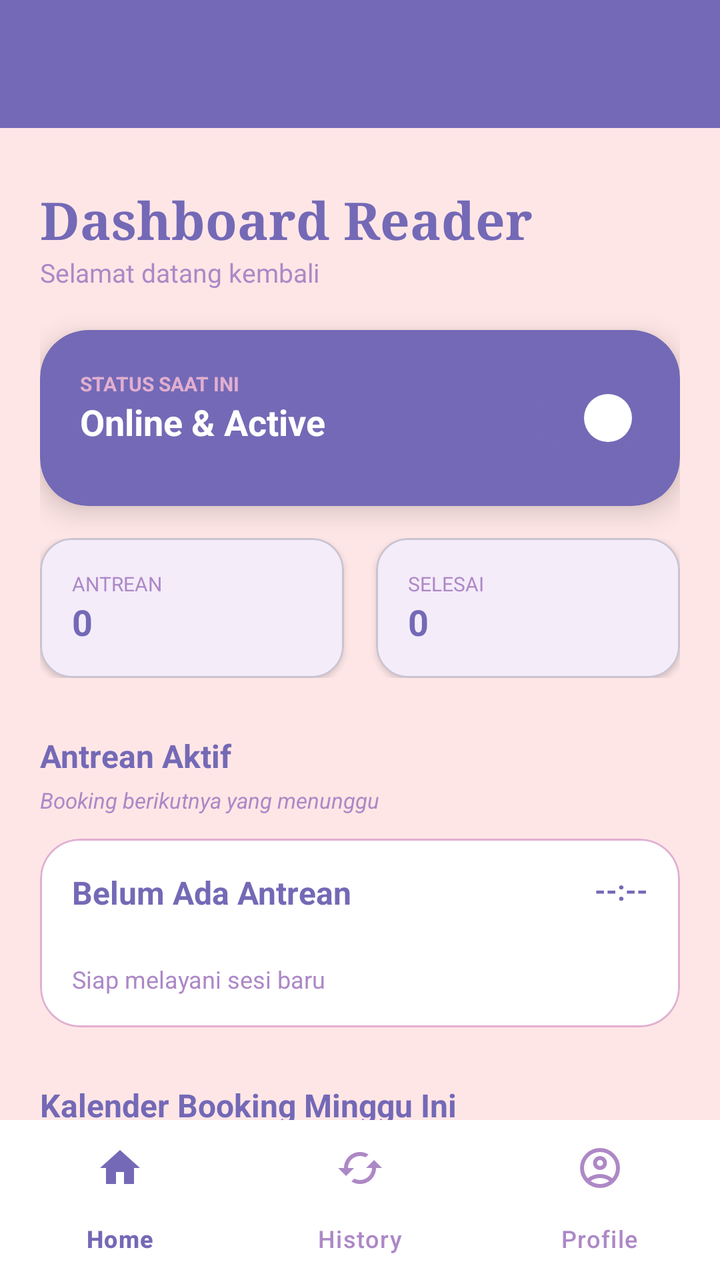
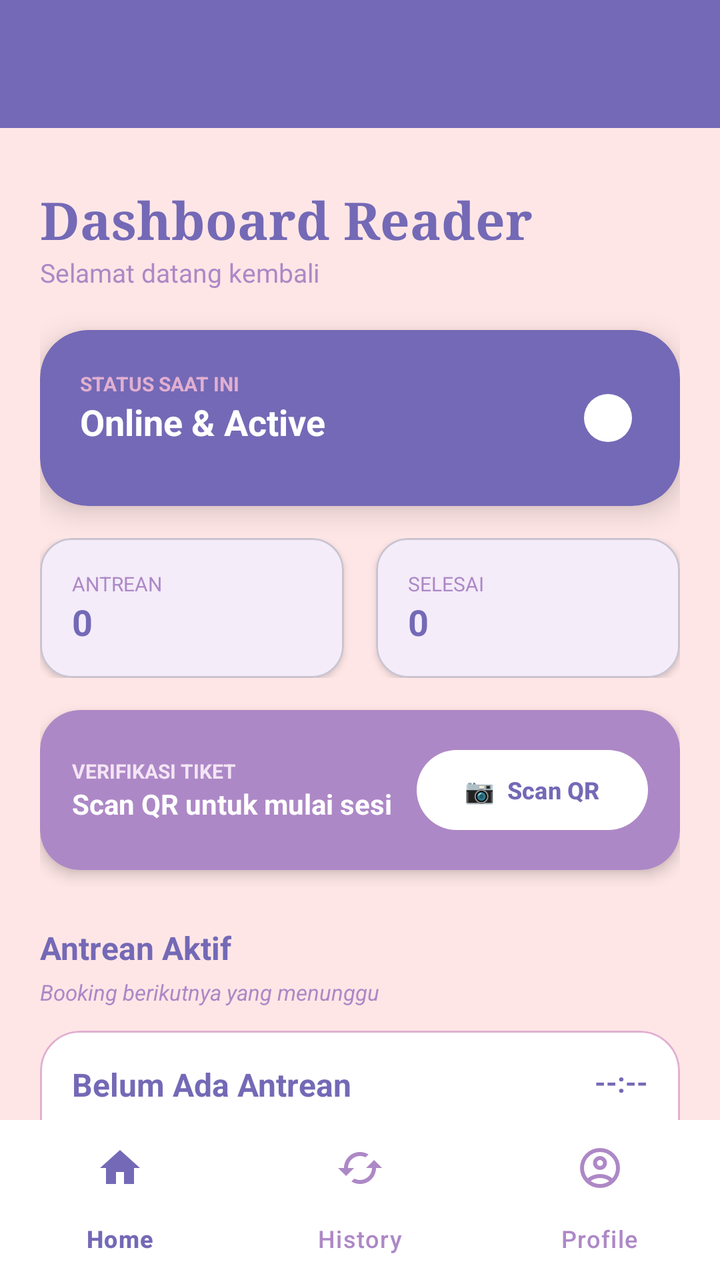

Two renders of the same Android screen: before a commit and after it. Below are the layout's source before the change and the commit's diff.
<!-- AndroidManifest.xml: application theme Theme.Tarot -->
<!-- res/layout/activity_reader.xml -->
<?xml version="1.0" encoding="utf-8"?>
<androidx.constraintlayout.widget.ConstraintLayout xmlns:android="http://schemas.android.com/apk/res/android"
    xmlns:app="http://schemas.android.com/apk/res-auto"
    android:layout_width="match_parent"
    android:layout_height="match_parent"
    android:background="#FFE6E6"
    android:fitsSystemWindows="true">

    <androidx.appcompat.widget.Toolbar
        android:id="@+id/toolbarReader"
        android:layout_width="0dp"
        android:layout_height="?attr/actionBarSize"
        android:background="#7469B6"
        app:titleTextColor="#FFFFFF"
        app:popupTheme="@style/ThemeOverlay.Material3.Light"
        app:layout_constraintTop_toTopOf="parent"
        app:layout_constraintStart_toStartOf="parent"
        app:layout_constraintEnd_toEndOf="parent" />

    
    <androidx.core.widget.NestedScrollView
        android:id="@+id/scrollReaderHome"
        android:layout_width="0dp"
        android:layout_height="0dp"
        android:fillViewport="true"
        android:visibility="visible"
        app:layout_constraintTop_toBottomOf="@+id/toolbarReader"
        app:layout_constraintBottom_toTopOf="@+id/navbarReader"
        app:layout_constraintStart_toStartOf="parent"
        app:layout_constraintEnd_toEndOf="parent">

        <LinearLayout
            android:layout_width="match_parent"
            android:layout_height="wrap_content"
            android:orientation="vertical"
            android:padding="20dp">

            
            <TextView
                android:id="@+id/tvReaderGreeting"
                android:layout_width="wrap_content"
                android:layout_height="wrap_content"
                android:layout_marginTop="8dp"
                android:fontFamily="serif"
                android:text="Dashboard Reader"
                android:textColor="#7469B6"
                android:textSize="26sp"
                android:textStyle="bold" />

            <TextView
                android:id="@+id/tvReaderSubtitle"
                android:layout_width="wrap_content"
                android:layout_height="wrap_content"
                android:text="Selamat datang kembali"
                android:textColor="#AD88C6"
                android:textSize="13sp" />

            
            <com.google.android.material.card.MaterialCardView
                android:layout_width="match_parent"
                android:layout_height="wrap_content"
                android:layout_marginTop="20dp"
                app:cardBackgroundColor="#7469B6"
                app:cardCornerRadius="24dp"
                app:cardElevation="8dp"
                app:strokeWidth="0dp">
                <RelativeLayout
                    android:padding="20dp"
                    android:layout_width="match_parent"
                    android:layout_height="wrap_content">
                    <LinearLayout
                        android:orientation="vertical"
                        android:layout_width="wrap_content"
                        android:layout_height="wrap_content">
                        <TextView
                            android:text="STATUS SAAT INI"
                            android:textSize="10sp"
                            android:textColor="#E1AFD1"
                            android:textStyle="bold"
                            android:layout_width="wrap_content"
                            android:layout_height="wrap_content" />
                        <TextView
                            android:id="@+id/tvStatusLabel"
                            android:text="Online &amp; Active"
                            android:textSize="18sp"
                            android:textColor="#FFFFFF"
                            android:textStyle="bold"
                            android:layout_width="wrap_content"
                            android:layout_height="wrap_content" />
                    </LinearLayout>
                    <com.google.android.material.materialswitch.MaterialSwitch
                        android:id="@+id/switchStatus"
                        android:layout_width="wrap_content"
                        android:layout_height="wrap_content"
                        android:layout_alignParentEnd="true"
                        android:layout_centerVertical="true"
                        android:checked="true" />
                </RelativeLayout>
            </com.google.android.material.card.MaterialCardView>

            
            <LinearLayout
                android:layout_width="match_parent"
                android:layout_height="wrap_content"
                android:layout_marginTop="16dp"
                android:orientation="horizontal"
                android:weightSum="2">

                <com.google.android.material.card.MaterialCardView
                    android:layout_width="0dp"
                    android:layout_height="wrap_content"
                    android:layout_weight="1"
                    android:layout_marginEnd="8dp"
                    app:cardCornerRadius="16dp"
                    app:cardElevation="2dp">
                    <LinearLayout android:padding="16dp" android:orientation="vertical"
                        android:layout_width="match_parent" android:layout_height="wrap_content">
                        <TextView android:text="ANTREAN" android:textSize="10sp"
                            android:textColor="#AD88C6" android:layout_width="wrap_content" android:layout_height="wrap_content"/>
                        <TextView android:id="@+id/tvPendingCount" android:text="0"
                            android:textStyle="bold" android:textSize="18sp" android:textColor="#7469B6"
                            android:layout_width="wrap_content" android:layout_height="wrap_content"/>
                    </LinearLayout>
                </com.google.android.material.card.MaterialCardView>

                <com.google.android.material.card.MaterialCardView
                    android:layout_width="0dp"
                    android:layout_height="wrap_content"
                    android:layout_weight="1"
                    android:layout_marginStart="8dp"
                    app:cardCornerRadius="16dp"
                    app:cardElevation="2dp">
                    <LinearLayout android:padding="16dp" android:orientation="vertical"
                        android:layout_width="match_parent" android:layout_height="wrap_content">
                        <TextView android:text="SELESAI" android:textSize="10sp"
                            android:textColor="#AD88C6" android:layout_width="wrap_content" android:layout_height="wrap_content"/>
                        <TextView android:id="@+id/tvCompletedCount" android:text="0"
                            android:textStyle="bold" android:textSize="18sp" android:textColor="#7469B6"
                            android:layout_width="wrap_content" android:layout_height="wrap_content"/>
                    </LinearLayout>
                </com.google.android.material.card.MaterialCardView>
            </LinearLayout>

            
            <TextView
                android:layout_width="wrap_content"
                android:layout_height="wrap_content"
                android:layout_marginTop="28dp"
                android:text="Antrean Aktif"
                android:textColor="#7469B6"
                android:textSize="16sp"
                android:textStyle="bold" />

            <TextView
                android:layout_width="wrap_content"
                android:layout_height="wrap_content"
                android:layout_marginTop="4dp"
                android:text="Booking berikutnya yang menunggu"
                android:textColor="#AD88C6"
                android:textSize="11sp"
                android:textStyle="italic" />

            <com.google.android.material.card.MaterialCardView
                android:id="@+id/cardNextBooking"
                android:layout_width="match_parent"
                android:layout_height="wrap_content"
                android:layout_marginTop="12dp"
                app:cardBackgroundColor="#FFFFFF"
                app:cardCornerRadius="20dp"
                app:strokeColor="#E1AFD1"
                app:strokeWidth="1dp">
                <LinearLayout android:padding="16dp" android:orientation="vertical"
                    android:layout_width="match_parent" android:layout_height="wrap_content">
                    <RelativeLayout android:layout_width="match_parent" android:layout_height="wrap_content">
                        <TextView
                            android:id="@+id/tvNextCustomerName"
                            android:text="Belum Ada Antrean"
                            android:textColor="#7469B6"
                            android:textStyle="bold"
                            android:textSize="16sp"
                            android:layout_width="wrap_content"
                            android:layout_height="wrap_content" />
                        <TextView
                            android:id="@+id/tvNextBookingTime"
                            android:layout_alignParentEnd="true"
                            android:text="--:--"
                            android:textSize="14sp"
                            android:textStyle="bold"
                            android:textColor="#7469B6"
                            android:layout_width="wrap_content"
                            android:layout_height="wrap_content" />
                    </RelativeLayout>
                    <TextView
                        android:id="@+id/tvNextBookingDate"
                        android:layout_width="wrap_content"
                        android:layout_height="wrap_content"
                        android:layout_marginTop="4dp"
                        android:text=""
                        android:textSize="12sp"
                        android:textColor="#AD88C6" />
                    <TextView
                        android:id="@+id/tvNextPackageName"
                        android:layout_marginTop="4dp"
                        android:text="Siap melayani sesi baru"
                        android:textSize="12sp"
                        android:textColor="#AD88C6"
                        android:layout_width="wrap_content"
                        android:layout_height="wrap_content" />
                    <com.google.android.material.button.MaterialButton
                        android:id="@+id/btnStartReading"
                        android:layout_width="match_parent"
                        android:layout_height="wrap_content"
                        android:layout_marginTop="12dp"
                        android:text="Mulai Ramalan"
                        android:visibility="gone"
                        app:cornerRadius="12dp"
                        app:backgroundTint="#7469B6" />
                </LinearLayout>
            </com.google.android.material.card.MaterialCardView>

            
            <TextView
                android:layout_width="wrap_content"
                android:layout_height="wrap_content"
                android:layout_marginTop="28dp"
                android:text="Kalender Booking Minggu Ini"
                android:textColor="#7469B6"
                android:textSize="16sp"
                android:textStyle="bold" />
            <TextView
                android:layout_width="wrap_content"
                android:layout_height="wrap_content"
                android:layout_marginTop="4dp"
                android:text="Semua booking yang terjadwal minggu ini"
                android:textColor="#AD88C6"
                android:textSize="11sp"
                android:textStyle="italic" />
            <LinearLayout
                android:id="@+id/containerCalendar"
                android:layout_width="match_parent"
                android:layout_height="wrap_content"
                android:layout_marginTop="12dp"
                android:orientation="vertical" />

            <View android:layout_width="match_parent" android:layout_height="40dp" />
        </LinearLayout>
    </androidx.core.widget.NestedScrollView>

    
    <FrameLayout
        android:id="@+id/containerReader"
        android:layout_width="0dp"
        android:layout_height="0dp"
        android:visibility="gone"
        app:layout_constraintTop_toBottomOf="@+id/toolbarReader"
        app:layout_constraintBottom_toTopOf="@+id/navbarReader"
        app:layout_constraintStart_toStartOf="parent"
        app:layout_constraintEnd_toEndOf="parent" />

    
    <com.google.android.material.bottomnavigation.BottomNavigationView
        android:id="@+id/navbarReader"
        android:layout_width="0dp"
        android:layout_height="wrap_content"
        android:background="#FFFFFF"
        app:elevation="8dp"
        app:itemIconTint="@color/nav_item_color"
        app:itemTextColor="@color/nav_item_color"
        app:itemRippleColor="#207469B6"
        app:labelVisibilityMode="labeled"
        app:itemActiveIndicatorStyle="@style/CustomIndicator"
        app:menu="@menu/menu_nav_reader"
        app:layout_constraintBottom_toBottomOf="parent"
        app:layout_constraintStart_toStartOf="parent"
        app:layout_constraintEnd_toEndOf="parent" />

</androidx.constraintlayout.widget.ConstraintLayout>
<!-- resources referenced by this layout -->
<resources>
  <style name="CustomIndicator" parent="Widget.Material3.BottomNavigationView.ActiveIndicator">
          <item name="android:color">#F3E5F5</item>
          <item name="android:width">44dp</item>
          <item name="android:height">44dp</item>
      </style>
  <style name="Theme.Tarot" parent="Base.Theme.Tarot" />
  <style name="Base.Theme.Tarot" parent="Theme.Material3.DayNight.NoActionBar">
          <item name="colorPrimary">#7469B6</item>
          <item name="colorOnPrimary">#FFFFFF</item>
          <item name="colorPrimaryContainer">#F3E5F5</item>
  
          <item name="android:windowBackground">#FFE6E6</item>
  
          <item name="android:statusBarColor">#7469B6</item>
          <item name="android:windowLightStatusBar">false</item>
  
          <item name="android:editTextColor">#251819</item>
          <item name="android:textColorPrimary">#251819</item>
  
          <item name="searchViewStyle">@style/TarotSearchViewStyle</item>
      </style>
  <style name="TarotSearchViewStyle" parent="Widget.AppCompat.SearchView">
          <item name="queryBackground">@null</item>
          <item name="android:editTextColor">#251819</item>
          <item name="android:textColor">#251819</item>
          <item name="android:textColorHint">#AD88C6</item>
          <item name="android:textCursorDrawable">@null</item>
      </style>
</resources>

<!-- the commit's change to res/layout/activity_reader.xml (unified diff, before → after) -->
@@ -142,6 +142,61 @@
             </LinearLayout>
 
             
+            <com.google.android.material.card.MaterialCardView
+                android:layout_width="match_parent"
+                android:layout_height="wrap_content"
+                android:layout_marginTop="16dp"
+                app:cardBackgroundColor="#AD88C6"
+                app:cardCornerRadius="20dp"
+                app:cardElevation="4dp"
+                app:strokeWidth="0dp">
+
+                <RelativeLayout
+                    android:layout_width="match_parent"
+                    android:layout_height="wrap_content"
+                    android:padding="16dp">
+
+                    <LinearLayout
+                        android:layout_width="wrap_content"
+                        android:layout_height="wrap_content"
+                        android:layout_centerVertical="true"
+                        android:orientation="vertical">
+
+                        <TextView
+                            android:text="VERIFIKASI TIKET"
+                            android:textColor="#F3E5F5"
+                            android:textSize="10sp"
+                            android:textStyle="bold"
+                            android:layout_width="wrap_content"
+                            android:layout_height="wrap_content" />
+
+                        <TextView
+                            android:text="Scan QR untuk mulai sesi"
+                            android:textColor="#FFFFFF"
+                            android:textSize="14sp"
+                            android:textStyle="bold"
+                            android:layout_width="wrap_content"
+                            android:layout_height="wrap_content" />
+                    </LinearLayout>
+
+                    <com.google.android.material.button.MaterialButton
+                        android:id="@+id/btnScanQr"
+                        android:layout_width="wrap_content"
+                        android:layout_height="wrap_content"
+                        android:layout_alignParentEnd="true"
+                        android:layout_centerVertical="true"
+                        android:text="📷  Scan QR"
+                        android:textColor="#7469B6"
+                        android:textSize="12sp"
+                        android:textStyle="bold"
+                        app:backgroundTint="#FFFFFF"
+                        app:cornerRadius="100dp" />
+
+                </RelativeLayout>
+            </com.google.android.material.card.MaterialCardView>
+            
+
+            
             <TextView
                 android:layout_width="wrap_content"
                 android:layout_height="wrap_content"
@@ -206,6 +261,8 @@
                         android:textColor="#AD88C6"
                         android:layout_width="wrap_content"
                         android:layout_height="wrap_content" />
+
+                    
                     <com.google.android.material.button.MaterialButton
                         android:id="@+id/btnStartReading"
                         android:layout_width="match_parent"
@@ -215,6 +272,7 @@
                         android:visibility="gone"
                         app:cornerRadius="12dp"
                         app:backgroundTint="#7469B6" />
+
                 </LinearLayout>
             </com.google.android.material.card.MaterialCardView>
 
